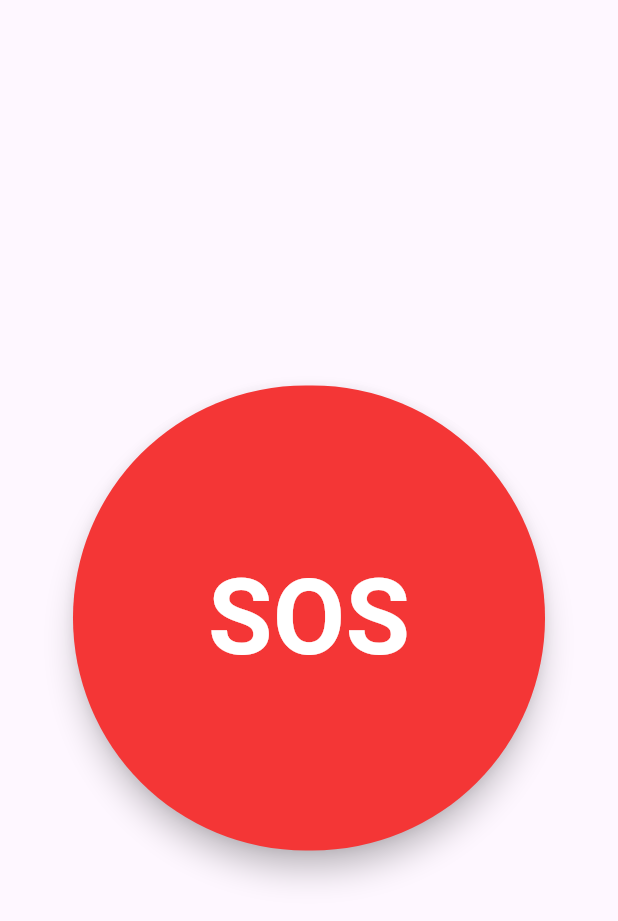
After one commit to AhmedAtef1993/sos, a Flutter app: the LocationFirebaseScreen screen opened directly, on a phone screen of 412 x 824 dp. The commit adds this screen. Shown: the top 921 px of the screen. Run offline on Flutter 3.47's test engine with Material 3 defaults, Android fonts, the phone set to English and light mode, and no system bars; our stand-ins replace cloud_firestore, firebase_core, firebase_messaging, geolocator, google_maps_flutter; accounts and stored records are empty.

Commit message:
add buttons screen

```diff
--- a/lib/main.dart
+++ b/lib/main.dart
@@ -1,5 +1,6 @@
 import 'package:firebase_core/firebase_core.dart';
 import 'package:flutter/material.dart';
+import 'package:s_o_s/screens/company/services.dart';
 import 'package:s_o_s/screens/onboarding/on_boarding.dart';
 
 import 'firebase_options.dart';
--- a/lib/screens/home/home.dart
+++ b/lib/screens/home/home.dart
@@ -5,6 +5,8 @@ import 'package:cloud_firestore/cloud_firestore.dart';
 import 'package:firebase_messaging/firebase_messaging.dart';
 
 class LocationNotificationPage extends StatefulWidget {
+  const LocationNotificationPage({super.key});
+
   @override
   _LocationNotificationPageState createState() =>
       _LocationNotificationPageState();
--- /dev/null
+++ b/lib/screens/home/notfication.dart
@@ -0,0 +1,100 @@
+import 'package:cloud_firestore/cloud_firestore.dart';
+import 'package:flutter/material.dart';
+import 'package:geolocator/geolocator.dart';
+import 'package:s_o_s/screens/company/services.dart';
+
+class LocationFirebaseScreen extends StatefulWidget {
+  const LocationFirebaseScreen({super.key});
+
+  @override
+  _LocationFirebaseScreenState createState() => _LocationFirebaseScreenState();
+}
+
+class _LocationFirebaseScreenState extends State<LocationFirebaseScreen> {
+  final FirebaseFirestore _firestore = FirebaseFirestore.instance;
+  final Color _buttonColor =
+      const Color.fromARGB(255, 244, 54, 54); // Initial color
+
+  // Future<void> _getLocationAndUpload() async {
+  //   LocationPermission permission = await Geolocator.requestPermission();
+
+  //   if (permission != LocationPermission.denied &&
+  //       permission != LocationPermission.deniedForever) {
+  //     Position position = await Geolocator.getCurrentPosition(
+  //         desiredAccuracy: LocationAccuracy.high);
+  //     await _uploadLocationToFirebase(position);
+  //   } else {
+  //     // Handle permission denied scenario
+  //     print("Location permission denied.");
+  //   }
+  // }
+
+  // Future<void> _uploadLocationToFirebase(Position position) async {
+  //   try {
+  //     await _firestore.collection('locations').add({
+  //       'latitude': position.latitude,
+  //       'longitude': position.longitude,
+  //       'timestamp': FieldValue.serverTimestamp(),
+  //     });
+  //     print("Location uploaded: ${position.latitude}, ${position.longitude}");
+  //   } catch (e) {
+  //     print("Failed to upload location: $e");
+  //   }
+  // }
+
+  // void _changeButtonColor() {
+  //   setState(() {
+  //     _buttonColor =
+  //         const Color.fromARGB(255, 138, 4, 4); // Change color to yellow
+  //   });
+
+  //   // Reset color back to red after 10 seconds
+  //   Future.delayed(const Duration(seconds: 10), () {
+  //     setState(() {
+  //       _buttonColor =
+  //           const Color.fromARGB(255, 1, 153, 3); // Reset to original color
+  //     });
+  //   });
+  // }
+
+  @override
+  Widget build(BuildContext context) {
+    return Scaffold(
+      body: Center(
+        child: ElevatedButton(
+          style: ButtonStyle(
+            backgroundColor:
+                WidgetStateProperty.all(_buttonColor), // Use the state color
+            foregroundColor:
+                WidgetStateProperty.all(Colors.white), // Text color
+            padding: WidgetStateProperty.all(const EdgeInsets.symmetric(
+                horizontal: 90, vertical: 105)), // Padding
+            shape: WidgetStateProperty.all<RoundedRectangleBorder>(
+              RoundedRectangleBorder(
+                borderRadius: BorderRadius.circular(210), // Rounded corners
+              ),
+            ),
+            elevation: WidgetStateProperty.all(8), // Shadow effect
+          ),
+          onPressed: () {}, // Change color on press
+          onLongPress: () {
+            // _changeButtonColor();
+            // _getLocationAndUpload();
+            Navigator.of(context).pushReplacement(
+              MaterialPageRoute(
+                builder: (context) => const ButtonWidget(),
+              ),
+            );
+          },
+          child: const Text(
+            'SOS',
+            style: TextStyle(
+              fontSize: 70, // Font size
+              fontWeight: FontWeight.bold, // Font weight
+            ),
+          ),
+        ),
+      ),
+    );
+  }
+}
--- a/lib/screens/login/login_page.dart
+++ b/lib/screens/login/login_page.dart
@@ -1,5 +1,5 @@
 import 'package:flutter/material.dart';
-import 'package:s_o_s/screens/home/home.dart';
+import 'package:s_o_s/screens/home/notfication.dart';
 
 class SignInScreen extends StatelessWidget {
   const SignInScreen({super.key});
@@ -137,7 +137,7 @@ class _SignInFormState extends State<SignInForm> {
               Navigator.push(
                 context,
                 MaterialPageRoute(
-                    builder: (context) => LocationNotificationPage()),
+                    builder: (context) => const LocationFirebaseScreen()),
               );
 
               // if (_formKey.currentState!.validate()) {
--- a/pubspec.yaml
+++ b/pubspec.yaml
@@ -42,6 +42,7 @@ dependencies:
   cloud_firestore: ^5.4.2
   google_maps_flutter: ^2.9.0
   geolocator: ^13.0.1
+  flutter_local_notifications: ^17.2.3
 
 dev_dependencies:
   flutter_test:
```
Also changed, not shown: lib/screens/company/services.dart (added, +131 -0 lines), lib/screens/onboarding/on_boarding.dart (+3 -4 lines), lib/test.dart (+50 -6 lines), pubspec.lock, 2 other files.
